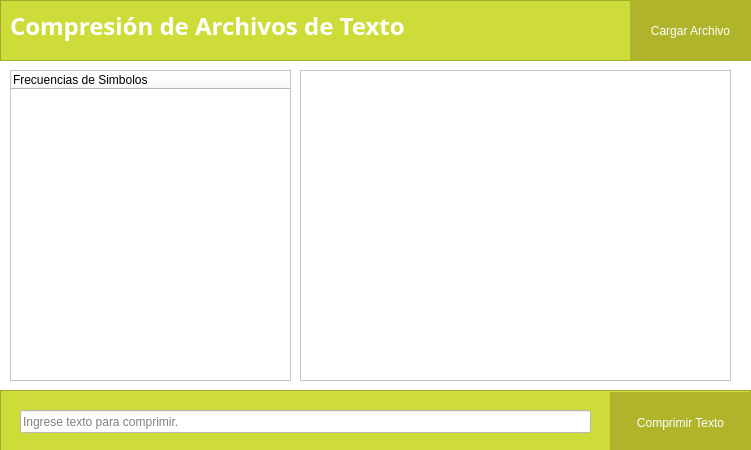
The window that huffmanwindow.ui (carlosvelaquez/Proyecto-EdD1) describes before a commit, drawn with Qt 5.
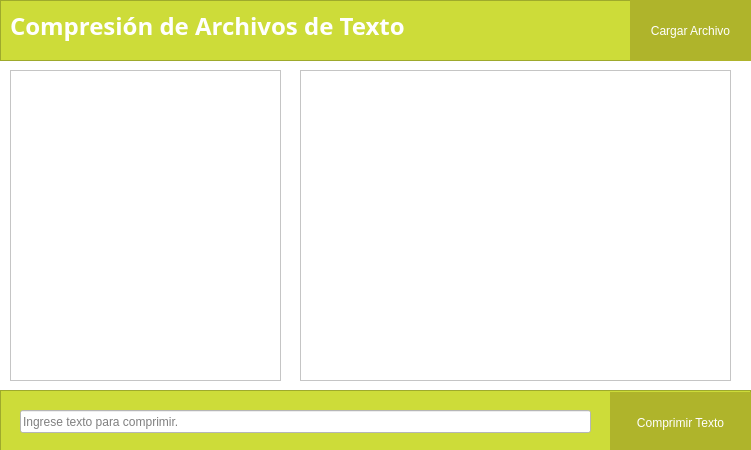
The same window after the commit.

```diff
--- a/huffmanwindow.ui
+++ b/huffmanwindow.ui
@@ -18,21 +18,6 @@
 	background-color:white;
 }</string>
   </property>
-  <widget class="QTreeWidget" name="QtreeWidgetx">
-   <property name="geometry">
-    <rect>
-     <x>10</x>
-     <y>70</y>
-     <width>281</width>
-     <height>311</height>
-    </rect>
-   </property>
-   <column>
-    <property name="text">
-     <string notr="true">Frecuencias de Simbolos</string>
-    </property>
-   </column>
-  </widget>
   <widget class="QFrame" name="frame_3">
    <property name="geometry">
     <rect>
@@ -178,6 +163,16 @@
     </rect>
    </property>
   </widget>
+  <widget class="QTreeView" name="QtreeWidgetx">
+   <property name="geometry">
+    <rect>
+     <x>10</x>
+     <y>70</y>
+     <width>271</width>
+     <height>311</height>
+    </rect>
+   </property>
+  </widget>
  </widget>
  <resources/>
  <connections/>
```
